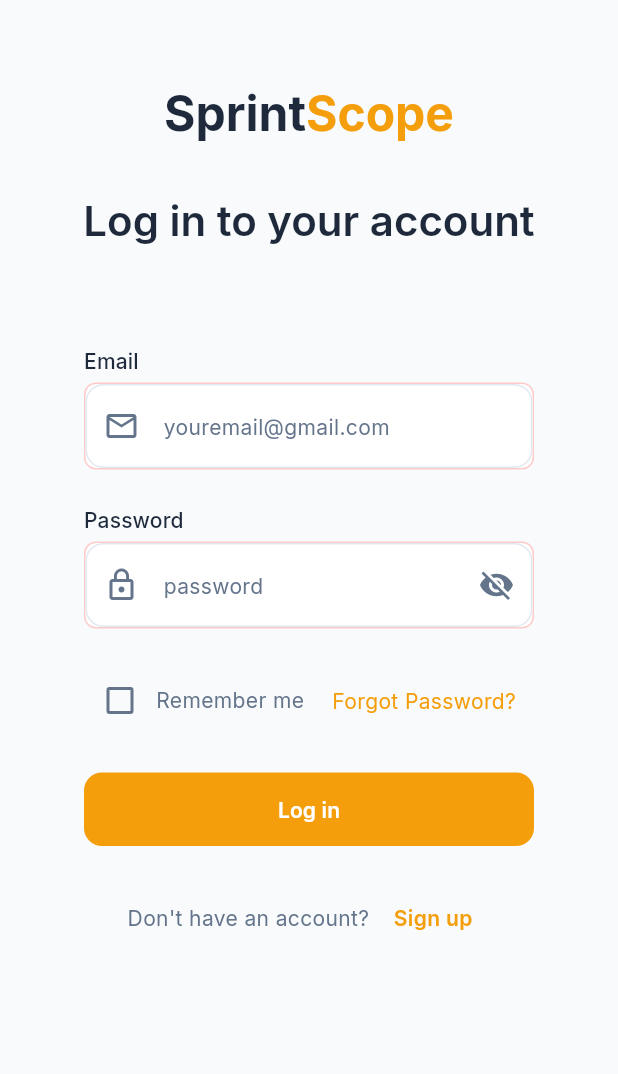
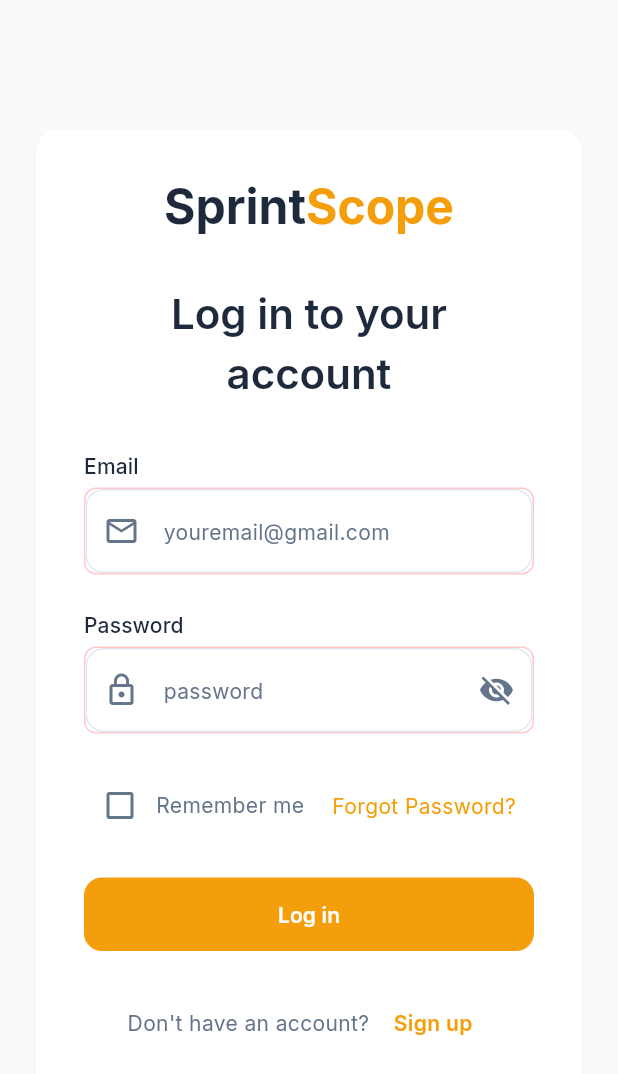
Before and after one commit to Vadefolarin/sprintscope, a Flutter app: the AuthScreen screen opened directly, on a phone screen of 412 x 824 dp. Shown: the top 1074 px of the screen. Run offline on Flutter 3.47's test engine with Material 3 defaults, Android fonts, the phone set to English and light mode, and no system bars; our stand-ins replace google_fonts.

Commit message:
Add card elevation to auth screen: Center form in elevated card for both desktop and mobile

```diff
--- a/lib/screens/auth_screen.dart
+++ b/lib/screens/auth_screen.dart
@@ -25,12 +25,22 @@ class _AuthScreenState extends State<AuthScreen> {
         builder: (context, constraints) {
           final isMobile = constraints.maxWidth < 768;
 
-          return SingleChildScrollView(
+          return Center(
+            child: SingleChildScrollView(
               padding: const EdgeInsets.all(AppSpacing.lg),
+              child: SizedBox(
+                width: isMobile ? double.infinity : 500,
+                child: Card(
+                  elevation: 8,
+                  shadowColor: Colors.black.withOpacity(0.1),
+                  shape: RoundedRectangleBorder(
+                    borderRadius: BorderRadius.circular(AppSpacing.radiusLg),
+                  ),
+                  child: Padding(
+                    padding: const EdgeInsets.all(AppSpacing.xl),
                     child: Column(
+                      mainAxisSize: MainAxisSize.min,
                       children: [
-                const SizedBox(height: AppSpacing.xl),
-
                         // Logo
                         RichText(
                           text: TextSpan(
@@ -68,12 +78,12 @@ class _AuthScreenState extends State<AuthScreen> {
                         const SizedBox(height: AppSpacing.xl),
 
                         // Auth Form
-                Container(
-                  width: isMobile ? double.infinity : 400,
-                  padding: const EdgeInsets.all(AppSpacing.xl),
-                  child: _buildAuthForm(),
+                        _buildAuthForm(),
+                      ],
                     ),
-              ],
+                  ),
+                ),
+              ),
             ),
           );
         },
```
Lines whose indentation alone changed are shown as unchanged.
